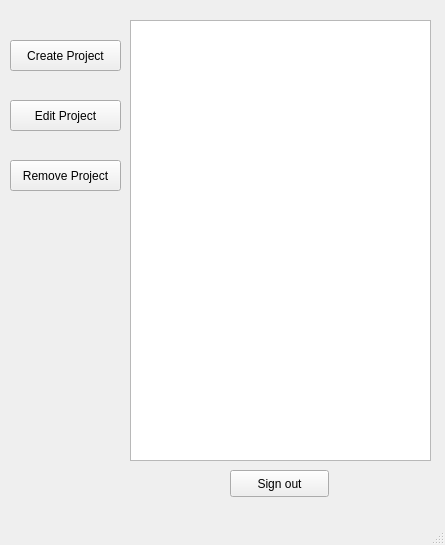
The window that d2/adminwindow.ui (forshakuras/3004) describes before a commit, drawn with Qt 5.
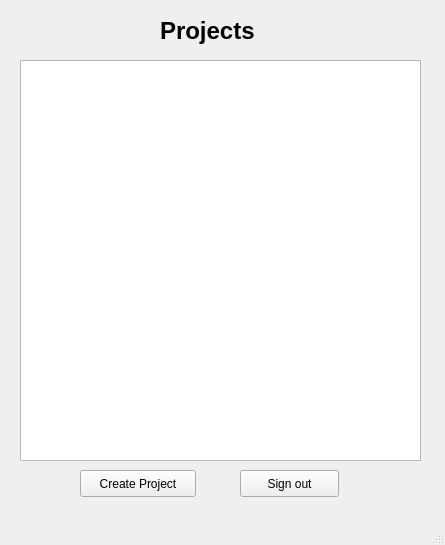
The same window after the commit.

```diff
--- a/d2/adminwindow.ui
+++ b/d2/adminwindow.ui
@@ -17,43 +17,30 @@
    <widget class="QListView" name="listView">
     <property name="geometry">
      <rect>
-      <x>130</x>
-      <y>20</y>
-      <width>301</width>
-      <height>441</height>
+      <x>20</x>
+      <y>60</y>
+      <width>401</width>
+      <height>401</height>
      </rect>
     </property>
    </widget>
    <widget class="QPushButton" name="Createproject">
     <property name="geometry">
      <rect>
-      <x>10</x>
-      <y>40</y>
-      <width>111</width>
-      <height>31</height>
+      <x>80</x>
+      <y>470</y>
+      <width>116</width>
+      <height>27</height>
      </rect>
     </property>
     <property name="text">
      <string>Create Project</string>
     </property>
    </widget>
-   <widget class="QPushButton" name="Editproject">
-    <property name="geometry">
-     <rect>
-      <x>10</x>
-      <y>100</y>
-      <width>111</width>
-      <height>31</height>
-     </rect>
-    </property>
-    <property name="text">
-     <string>Edit Project</string>
-    </property>
-   </widget>
    <widget class="QPushButton" name="pushButton_3">
     <property name="geometry">
      <rect>
-      <x>230</x>
+      <x>240</x>
       <y>470</y>
       <width>99</width>
       <height>27</height>
@@ -63,17 +50,24 @@
      <string>Sign out</string>
     </property>
    </widget>
-   <widget class="QPushButton" name="Removeproject">
+   <widget class="QLabel" name="label">
     <property name="geometry">
      <rect>
-      <x>10</x>
-      <y>160</y>
-      <width>111</width>
-      <height>31</height>
+      <x>160</x>
+      <y>0</y>
+      <width>121</width>
+      <height>61</height>
      </rect>
     </property>
+    <property name="font">
+     <font>
+      <pointsize>18</pointsize>
+      <weight>75</weight>
+      <bold>true</bold>
+     </font>
+    </property>
     <property name="text">
-     <string>Remove Project</string>
+     <string>Projects</string>
     </property>
    </widget>
   </widget>
```
